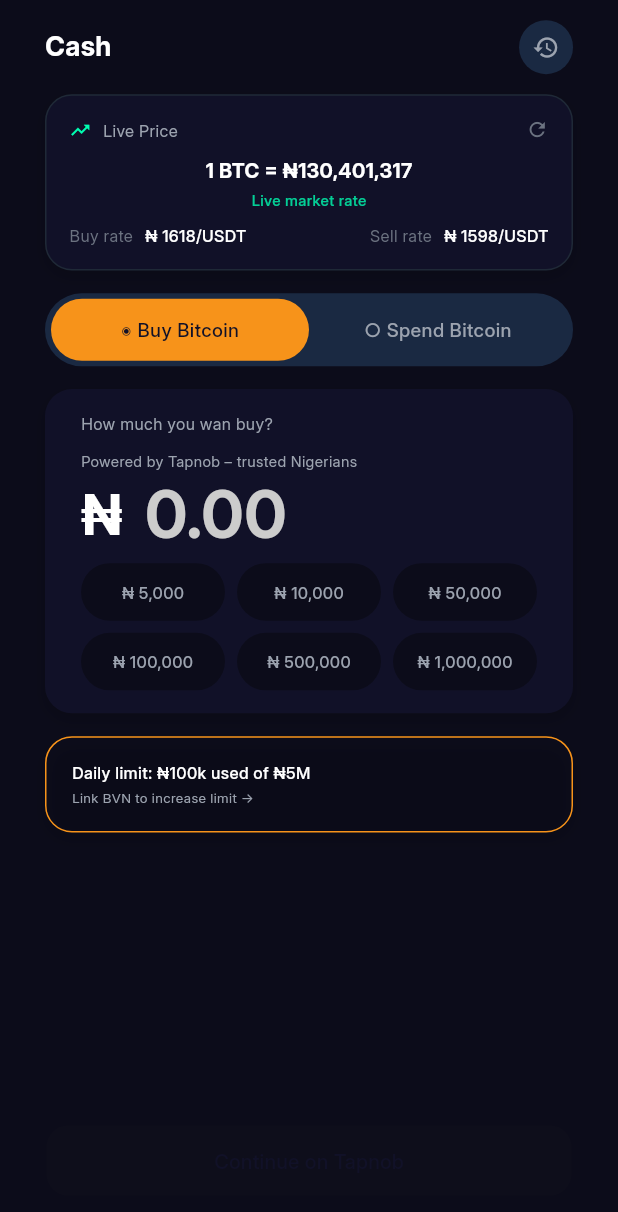
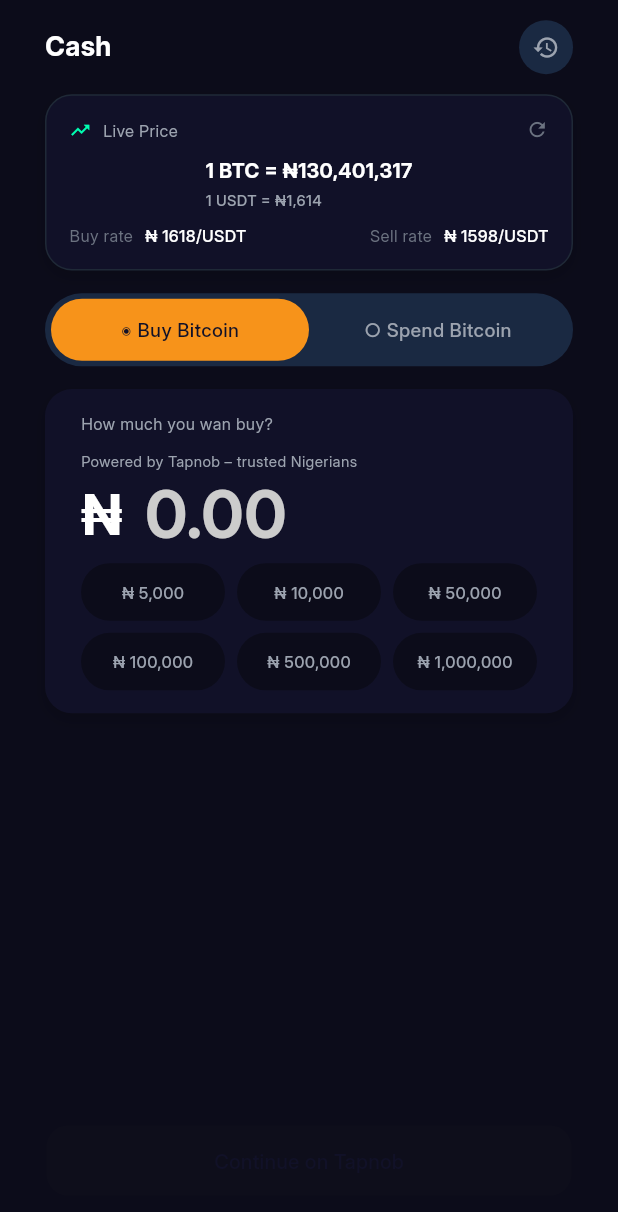
Before and after one commit to auwalrg8/Sabi, a Flutter app: the CashScreen screen opened directly, after a tap on the "history" icon, on a phone screen of 412 x 824 dp. Shown: the top 1212 px of the screen. Run offline on Flutter 3.47's test engine with Material 3 defaults, Android fonts, the light colour scheme and no system bars; our stand-ins replace audioplayers, connectivity_plus, flutter_animate, flutter_riverpod, flutter_screenutil, flutter_secure_storage and 13 more; missing offline and left inert: bip39, breez_sdk_spark_flutter, encrypt, flutter_confetti, mobile_scanner, nostr_dart and 1 more; accounts and stored records are empty; generated files the repository leaves out were written again; network calls fail; statements that could not run were skipped.

Commit message:
feat(cash): show live BTC→NGN and USDT→NGN rates; comment out daily limit card
- Add `getUsdToNgnRate()` to `RateService` and caching
- Fetch BTC and USD rates in `CashScreen` and display both (USDT approximated by USD)
- Comment out daily limit card per request

```diff
--- a/lib/features/cash/presentation/screens/cash_screen.dart
+++ b/lib/features/cash/presentation/screens/cash_screen.dart
@@ -19,6 +19,7 @@ class _CashScreenState extends ConsumerState<CashScreen>
     with SingleTickerProviderStateMixin {
   late AnimationController _refreshController;
   double? _liveBtcRate;
+  double? _liveUsdtRate;
 
   final List<double> _quickAmounts = [
     5000,
@@ -40,10 +41,12 @@ class _CashScreenState extends ConsumerState<CashScreen>
   }
 
   Future<void> _loadLiveRate() async {
-    final rate = await RateService.getBtcToNgnRate();
+    final btc = await RateService.getBtcToNgnRate();
+    final usdt = await RateService.getUsdToNgnRate();
     if (mounted) {
       setState(() {
-        _liveBtcRate = rate;
+        _liveBtcRate = btc;
+        _liveUsdtRate = usdt;
       });
     }
   }
@@ -164,6 +167,9 @@ class _CashScreenState extends ConsumerState<CashScreen>
                             ],
                           ),
                           SizedBox(height: 10.h),
+                          Column(
+                            crossAxisAlignment: CrossAxisAlignment.start,
+                            children: [
                               Text(
                                 _liveBtcRate != null
                                     ? '1 BTC = ₦${formatter.format(_liveBtcRate!.toInt())}'
@@ -176,16 +182,16 @@ class _CashScreenState extends ConsumerState<CashScreen>
                               ),
                               SizedBox(height: 4.h),
                               Text(
-                            _liveBtcRate != null
-                                ? 'Live market rate'
-                                : 'Loading rate...',
+                                _liveUsdtRate != null
+                                    ? '1 USDT = ₦${formatter.format(_liveUsdtRate!.toInt())}'
+                                    : '1 USDT = ₦ ${formatter.format(cashState.buyRate.toInt())}',
                                 style: TextStyle(
-                              color: AppColors.accentGreen.withValues(
-                                alpha: 0.8,
-                              ),
+                                  color: AppColors.textTertiary,
                                   fontSize: 11.sp,
                                   fontWeight: FontWeight.w500,
                                 ),
+                              ),
+                            ],
                           ),
                           SizedBox(height: 10.h),
                           Row(
@@ -526,6 +532,8 @@ class _CashScreenState extends ConsumerState<CashScreen>
                       ),
                     ),
                     SizedBox(height: 17.h),
+                    // Daily limit card commented out per request
+                    /*
                     Container(
                       padding: EdgeInsets.symmetric(
                         horizontal: 17.w,
@@ -565,6 +573,7 @@ class _CashScreenState extends ConsumerState<CashScreen>
                         ],
                       ),
                     ),
+                    */
                     SizedBox(height: 30.h),
                   ],
                 ),
--- a/lib/services/rate_service.dart
+++ b/lib/services/rate_service.dart
@@ -48,6 +48,36 @@ class RateService {
     return 130401317.0;
   }
 
+  static const String _usdUrl =
+      'https://cdn.jsdelivr.net/npm/@fawazahmed0/currency-api@latest/v1/currencies/usd.json';
+
+  static Future<double> getUsdToNgnRate() async {
+    final box = await _openAppBox();
+    final cached = box.get('usd_ngn_rate');
+    final lastUpdate = box.get('rate_timestamp_usd');
+
+    if (cached != null && lastUpdate != null) {
+      final minutesAgo =
+          DateTime.now().difference(DateTime.fromMillisecondsSinceEpoch(lastUpdate)).inMinutes;
+      if (minutesAgo < 5) return cached;
+    }
+
+    try {
+      final response = await http.get(Uri.parse(_usdUrl)).timeout(const Duration(seconds: 8));
+      if (response.statusCode == 200) {
+        final data = jsonDecode(response.body);
+        final rate = (data['usd']['ngn'] as num).toDouble();
+        await box.put('usd_ngn_rate', rate);
+        await box.put('rate_timestamp_usd', DateTime.now().millisecondsSinceEpoch);
+        return rate;
+      }
+    } catch (e) {
+      print('USD rate fetch failed: $e');
+    }
+
+    return 1614.0;
+  }
+
   static String formatNaira(double naira) {
     return "₦${naira.toStringAsFixed(0).replaceAllMapped(RegExp(r'(\d)(?=(\d{3})+(?!\d))'), (m) => '${m[1]},')}";
   }
```
Lines whose indentation alone changed are shown as unchanged.
